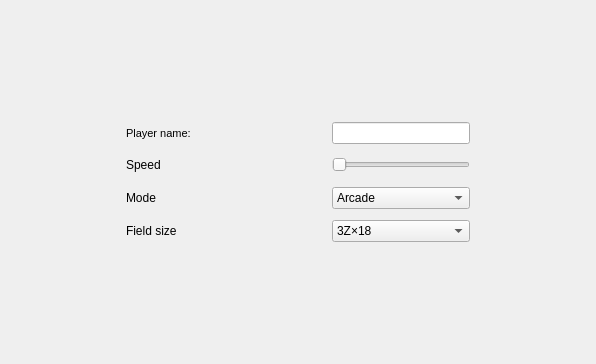
First picture: the form in code/wgt_pages/page_configuration.ui, repository fostfox/snake_game, before the edit.
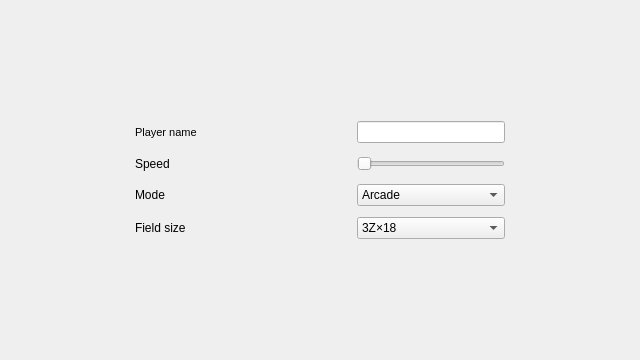
Second picture: the form after the edit.

Commit message: Finished left forms!

Diff of the .ui file:
```diff
--- a/code/wgt_pages/page_configuration.ui
+++ b/code/wgt_pages/page_configuration.ui
@@ -6,8 +6,8 @@
    <rect>
     <x>0</x>
     <y>0</y>
-    <width>596</width>
-    <height>364</height>
+    <width>640</width>
+    <height>360</height>
    </rect>
   </property>
   <property name="windowTitle">
@@ -107,7 +107,7 @@
               <number>0</number>
              </property>
              <property name="text">
-              <string>Player name:</string>
+              <string>Player name</string>
              </property>
              <property name="textFormat">
               <enum>Qt::AutoText</enum>
@@ -115,6 +115,9 @@
              <property name="scaledContents">
               <bool>false</bool>
              </property>
+             <property name="alignment">
+              <set>Qt::AlignLeading|Qt::AlignLeft|Qt::AlignVCenter</set>
+             </property>
              <property name="indent">
               <number>-1</number>
              </property>
@@ -134,7 +137,17 @@
             </spacer>
            </item>
            <item>
-            <widget class="QLineEdit" name="lineEdit_playerName"/>
+            <widget class="QLineEdit" name="lineEdit_playerName">
+             <property name="sizePolicy">
+              <sizepolicy hsizetype="Expanding" vsizetype="Fixed">
+               <horstretch>0</horstretch>
+               <verstretch>0</verstretch>
+              </sizepolicy>
+             </property>
+             <property name="maxLength">
+              <number>18</number>
+             </property>
+            </widget>
            </item>
           </layout>
          </item>
@@ -175,6 +188,9 @@
            </item>
            <item>
             <widget class="QSlider" name="hSlider_speed">
+             <property name="styleSheet">
+              <string notr="true"/>
+             </property>
              <property name="minimum">
               <number>6</number>
              </property>
```
The commit also changes 13 other files.
